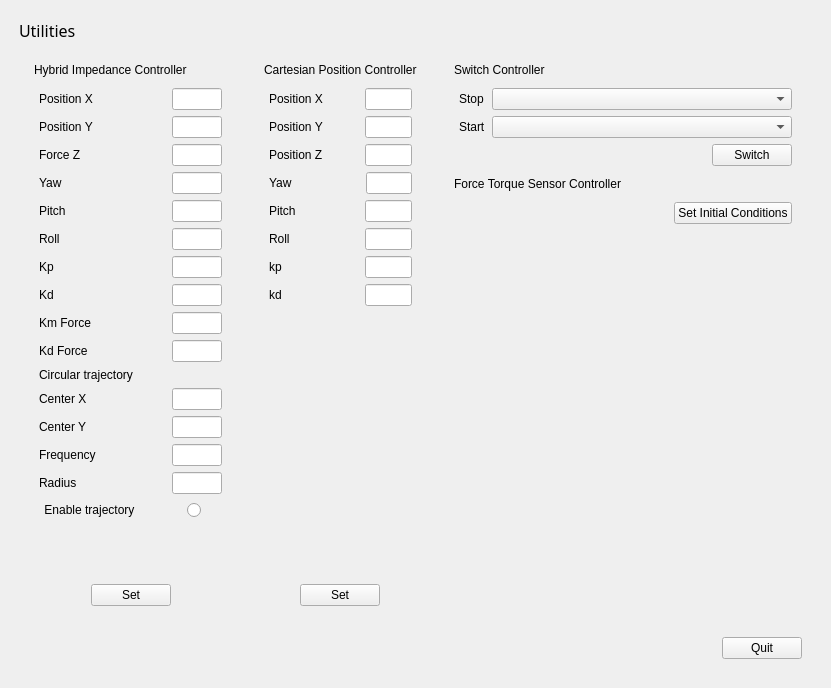
This is ui/main_window.ui in xEnVrE/controller_switcher as Qt 5 draws it before an edit. The edited form follows.
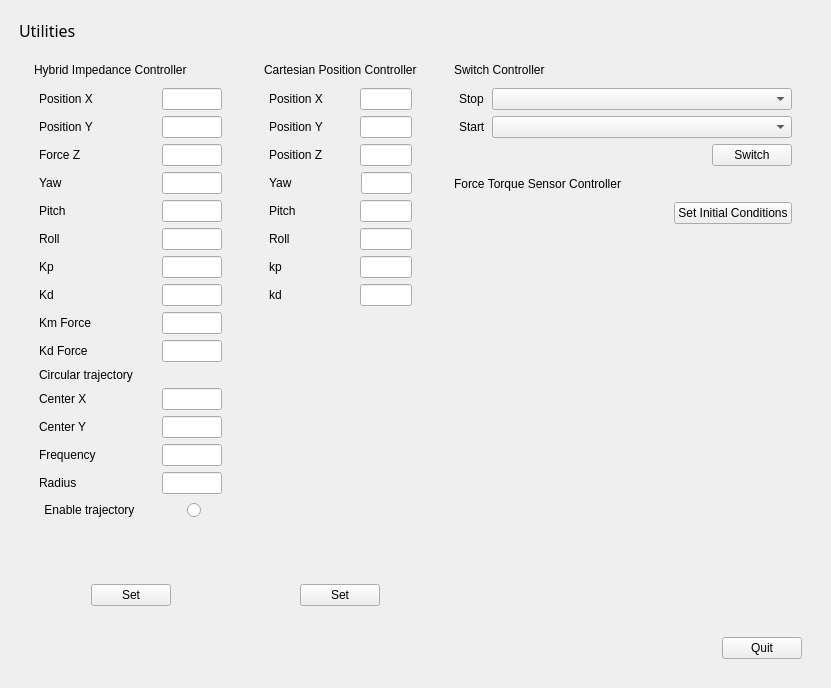
This is the edited form. Icons and pictures are not drawn.

Commit message: Enlarge QLineEdit maximum size

```diff
--- a/ui/main_window.ui
+++ b/ui/main_window.ui
@@ -142,7 +142,7 @@
                 </property>
                 <property name="maximumSize">
                  <size>
-                  <width>50</width>
+                  <width>60</width>
                   <height>30</height>
                  </size>
                 </property>
@@ -179,7 +179,7 @@
                 </property>
                 <property name="maximumSize">
                  <size>
-                  <width>50</width>
+                  <width>60</width>
                   <height>30</height>
                  </size>
                 </property>
@@ -216,7 +216,7 @@
                 </property>
                 <property name="maximumSize">
                  <size>
-                  <width>50</width>
+                  <width>60</width>
                   <height>30</height>
                  </size>
                 </property>
@@ -253,7 +253,7 @@
                 </property>
                 <property name="maximumSize">
                  <size>
-                  <width>50</width>
+                  <width>60</width>
                   <height>30</height>
                  </size>
                 </property>
@@ -290,7 +290,7 @@
                 </property>
                 <property name="maximumSize">
                  <size>
-                  <width>50</width>
+                  <width>60</width>
                   <height>30</height>
                  </size>
                 </property>
@@ -327,7 +327,7 @@
                 </property>
                 <property name="maximumSize">
                  <size>
-                  <width>50</width>
+                  <width>60</width>
                   <height>30</height>
                  </size>
                 </property>
@@ -364,7 +364,7 @@
                 </property>
                 <property name="maximumSize">
                  <size>
-                  <width>50</width>
+                  <width>60</width>
                   <height>30</height>
                  </size>
                 </property>
@@ -401,7 +401,7 @@
                 </property>
                 <property name="maximumSize">
                  <size>
-                  <width>50</width>
+                  <width>60</width>
                   <height>30</height>
                  </size>
                 </property>
@@ -438,7 +438,7 @@
                 </property>
                 <property name="maximumSize">
                  <size>
-                  <width>50</width>
+                  <width>60</width>
                   <height>30</height>
                  </size>
                 </property>
@@ -475,7 +475,7 @@
                 </property>
                 <property name="maximumSize">
                  <size>
-                  <width>50</width>
+                  <width>60</width>
                   <height>30</height>
                  </size>
                 </property>
@@ -519,7 +519,7 @@
                 </property>
                 <property name="maximumSize">
                  <size>
-                  <width>50</width>
+                  <width>60</width>
                   <height>30</height>
                  </size>
                 </property>
@@ -556,7 +556,7 @@
                 </property>
                 <property name="maximumSize">
                  <size>
-                  <width>50</width>
+                  <width>60</width>
                   <height>30</height>
                  </size>
                 </property>
@@ -593,7 +593,7 @@
                 </property>
                 <property name="maximumSize">
                  <size>
-                  <width>50</width>
+                  <width>60</width>
                   <height>30</height>
                  </size>
                 </property>
@@ -630,7 +630,7 @@
                 </property>
                 <property name="maximumSize">
                  <size>
-                  <width>50</width>
+                  <width>60</width>
                   <height>30</height>
                  </size>
                 </property>
@@ -799,7 +799,7 @@
                 </property>
                 <property name="maximumSize">
                  <size>
-                  <width>50</width>
+                  <width>60</width>
                   <height>30</height>
                  </size>
                 </property>
@@ -836,7 +836,7 @@
                 </property>
                 <property name="maximumSize">
                  <size>
-                  <width>50</width>
+                  <width>60</width>
                   <height>30</height>
                  </size>
                 </property>
@@ -873,7 +873,7 @@
                 </property>
                 <property name="maximumSize">
                  <size>
-                  <width>50</width>
+                  <width>60</width>
                   <height>30</height>
                  </size>
                 </property>
@@ -910,7 +910,7 @@
                 </property>
                 <property name="maximumSize">
                  <size>
-                  <width>50</width>
+                  <width>60</width>
                   <height>30</height>
                  </size>
                 </property>
@@ -947,7 +947,7 @@
                 </property>
                 <property name="maximumSize">
                  <size>
-                  <width>50</width>
+                  <width>60</width>
                   <height>30</height>
                  </size>
                 </property>
@@ -984,7 +984,7 @@
                 </property>
                 <property name="maximumSize">
                  <size>
-                  <width>50</width>
+                  <width>60</width>
                   <height>30</height>
                  </size>
                 </property>
@@ -1021,7 +1021,7 @@
                 </property>
                 <property name="maximumSize">
                  <size>
-                  <width>50</width>
+                  <width>60</width>
                   <height>30</height>
                  </size>
                 </property>
@@ -1058,7 +1058,7 @@
                 </property>
                 <property name="maximumSize">
                  <size>
-                  <width>50</width>
+                  <width>60</width>
                   <height>30</height>
                  </size>
                 </property>
```
